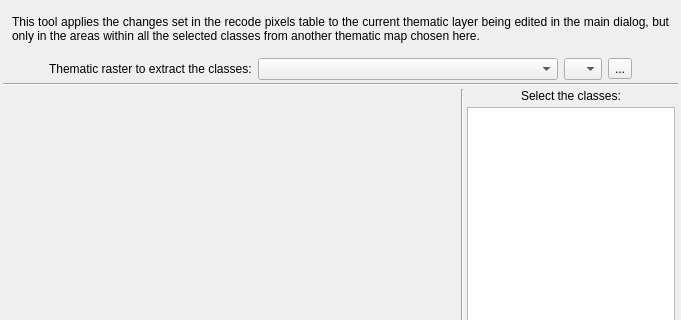
This is ui/apply_from_thematic_classes.ui in SMByC/ThRasE as Qt 5 draws it before an edit; both pictures show x 0 to 681 and y 0 to 320 of the 681 by 504 pixel window. The edited form follows.
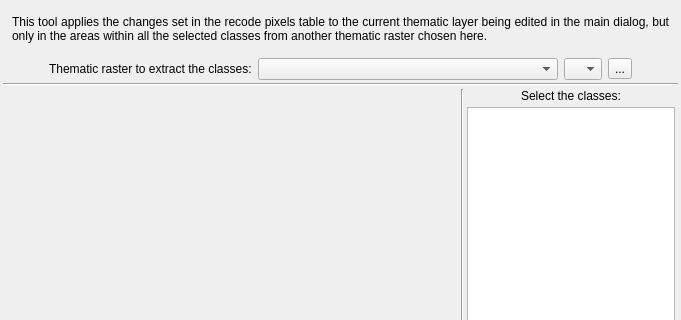
This is the edited form. Custom widgets are drawn as their Qt base class.

Commit message: Update/renaming "Apply Within Selected Classes" in global editing

```diff
--- a/ui/apply_from_thematic_classes.ui
+++ b/ui/apply_from_thematic_classes.ui
@@ -54,7 +54,7 @@
       <item>
        <widget class="QLabel" name="label_2">
         <property name="text">
-         <string>This tool applies the changes set in the recode pixels table to the current thematic layer being edited in the main dialog, but only in the areas within all the selected classes from another thematic map chosen here.</string>
+         <string>This tool applies the changes set in the recode pixels table to the current thematic layer being edited in the main dialog, but only in the areas within all the selected classes from another thematic raster chosen here.</string>
         </property>
         <property name="alignment">
          <set>Qt::AlignJustify|Qt::AlignVCenter</set>
```
Left out of the diff: 2 changed lines with no effect on the pictures. The commit also changes 4 other files.
